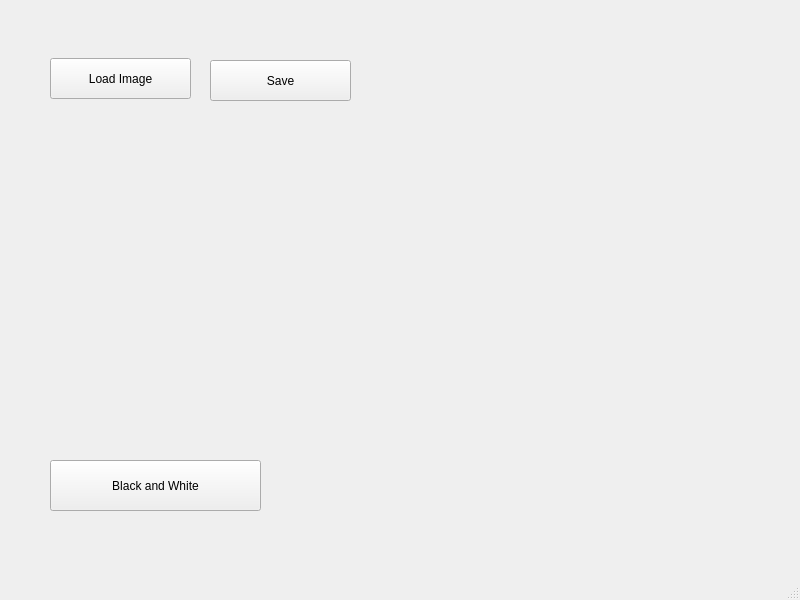
Qt form mainwindow.ui (MoEhab27/BabyPhotoshop) before a commit.
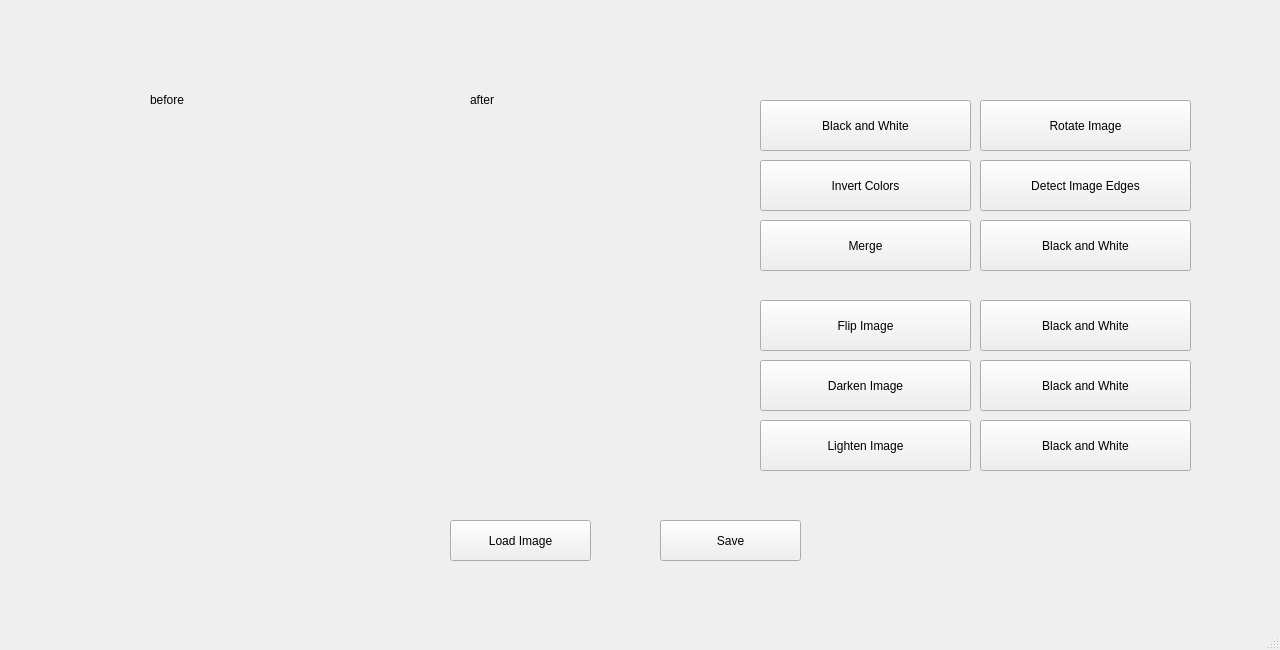
The same form after that commit.

```diff
--- a/mainwindow.ui
+++ b/mainwindow.ui
@@ -6,8 +6,8 @@
    <rect>
     <x>0</x>
     <y>0</y>
-    <width>800</width>
-    <height>600</height>
+    <width>1280</width>
+    <height>650</height>
    </rect>
   </property>
   <property name="windowTitle">
@@ -17,8 +17,8 @@
    <widget class="QPushButton" name="pushButton">
     <property name="geometry">
      <rect>
-      <x>50</x>
-      <y>58</y>
+      <x>450</x>
+      <y>520</y>
       <width>141</width>
       <height>41</height>
      </rect>
@@ -31,7 +31,7 @@
     <property name="geometry">
      <rect>
       <x>70</x>
-      <y>190</y>
+      <y>130</y>
       <width>256</width>
       <height>256</height>
      </rect>
@@ -43,8 +43,8 @@
    <widget class="QLabel" name="label">
     <property name="geometry">
      <rect>
-      <x>340</x>
-      <y>70</y>
+      <x>820</x>
+      <y>20</y>
       <width>311</width>
       <height>51</height>
      </rect>
@@ -56,8 +56,8 @@
    <widget class="QPushButton" name="BW">
     <property name="geometry">
      <rect>
-      <x>50</x>
-      <y>460</y>
+      <x>760</x>
+      <y>100</y>
       <width>211</width>
       <height>51</height>
      </rect>
@@ -69,8 +69,8 @@
    <widget class="QPushButton" name="save">
     <property name="geometry">
      <rect>
-      <x>210</x>
-      <y>60</y>
+      <x>660</x>
+      <y>520</y>
       <width>141</width>
       <height>41</height>
      </rect>
@@ -79,6 +79,188 @@
      <string>Save</string>
     </property>
    </widget>
+   <widget class="QPushButton" name="invert_btn">
+    <property name="geometry">
+     <rect>
+      <x>760</x>
+      <y>160</y>
+      <width>211</width>
+      <height>51</height>
+     </rect>
+    </property>
+    <property name="text">
+     <string>Invert Colors</string>
+    </property>
+   </widget>
+   <widget class="QPushButton" name="merge_btn">
+    <property name="geometry">
+     <rect>
+      <x>760</x>
+      <y>220</y>
+      <width>211</width>
+      <height>51</height>
+     </rect>
+    </property>
+    <property name="text">
+     <string>Merge</string>
+    </property>
+   </widget>
+   <widget class="QPushButton" name="BW_4">
+    <property name="geometry">
+     <rect>
+      <x>980</x>
+      <y>300</y>
+      <width>211</width>
+      <height>51</height>
+     </rect>
+    </property>
+    <property name="text">
+     <string>Black and White</string>
+    </property>
+   </widget>
+   <widget class="QPushButton" name="flip_btn">
+    <property name="geometry">
+     <rect>
+      <x>760</x>
+      <y>300</y>
+      <width>211</width>
+      <height>51</height>
+     </rect>
+    </property>
+    <property name="text">
+     <string>Flip Image</string>
+    </property>
+   </widget>
+   <widget class="QPushButton" name="detect_btn">
+    <property name="geometry">
+     <rect>
+      <x>980</x>
+      <y>160</y>
+      <width>211</width>
+      <height>51</height>
+     </rect>
+    </property>
+    <property name="text">
+     <string>Detect Image Edges</string>
+    </property>
+   </widget>
+   <widget class="QPushButton" name="darken_btn">
+    <property name="geometry">
+     <rect>
+      <x>760</x>
+      <y>360</y>
+      <width>211</width>
+      <height>51</height>
+     </rect>
+    </property>
+    <property name="text">
+     <string>Darken Image</string>
+    </property>
+   </widget>
+   <widget class="QPushButton" name="BW_8">
+    <property name="geometry">
+     <rect>
+      <x>980</x>
+      <y>220</y>
+      <width>211</width>
+      <height>51</height>
+     </rect>
+    </property>
+    <property name="text">
+     <string>Black and White</string>
+    </property>
+   </widget>
+   <widget class="QPushButton" name="BW_9">
+    <property name="geometry">
+     <rect>
+      <x>980</x>
+      <y>360</y>
+      <width>211</width>
+      <height>51</height>
+     </rect>
+    </property>
+    <property name="text">
+     <string>Black and White</string>
+    </property>
+   </widget>
+   <widget class="QPushButton" name="lighten_btn">
+    <property name="geometry">
+     <rect>
+      <x>760</x>
+      <y>420</y>
+      <width>211</width>
+      <height>51</height>
+     </rect>
+    </property>
+    <property name="text">
+     <string>Lighten Image</string>
+    </property>
+   </widget>
+   <widget class="QPushButton" name="rotate_btn">
+    <property name="geometry">
+     <rect>
+      <x>980</x>
+      <y>100</y>
+      <width>211</width>
+      <height>51</height>
+     </rect>
+    </property>
+    <property name="text">
+     <string>Rotate Image</string>
+    </property>
+   </widget>
+   <widget class="QLabel" name="after">
+    <property name="geometry">
+     <rect>
+      <x>370</x>
+      <y>130</y>
+      <width>256</width>
+      <height>256</height>
+     </rect>
+    </property>
+    <property name="text">
+     <string/>
+    </property>
+   </widget>
+   <widget class="QLabel" name="label_2">
+    <property name="geometry">
+     <rect>
+      <x>150</x>
+      <y>90</y>
+      <width>63</width>
+      <height>20</height>
+     </rect>
+    </property>
+    <property name="text">
+     <string>before</string>
+    </property>
+   </widget>
+   <widget class="QLabel" name="label_3">
+    <property name="geometry">
+     <rect>
+      <x>470</x>
+      <y>90</y>
+      <width>63</width>
+      <height>20</height>
+     </rect>
+    </property>
+    <property name="text">
+     <string>after</string>
+    </property>
+   </widget>
+   <widget class="QPushButton" name="BW_12">
+    <property name="geometry">
+     <rect>
+      <x>980</x>
+      <y>420</y>
+      <width>211</width>
+      <height>51</height>
+     </rect>
+    </property>
+    <property name="text">
+     <string>Black and White</string>
+    </property>
+   </widget>
   </widget>
   <widget class="QMenuBar" name="menubar">
    <property name="geometry">
```
Left out of the diff: 2 changed lines with no effect on the pictures.
